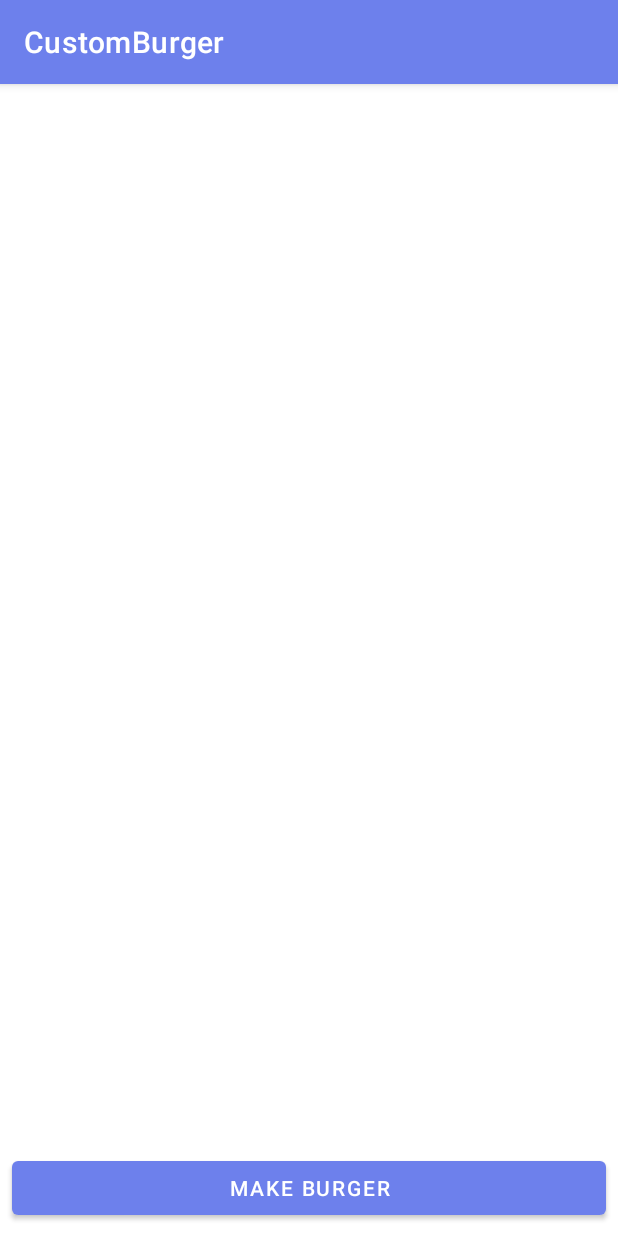
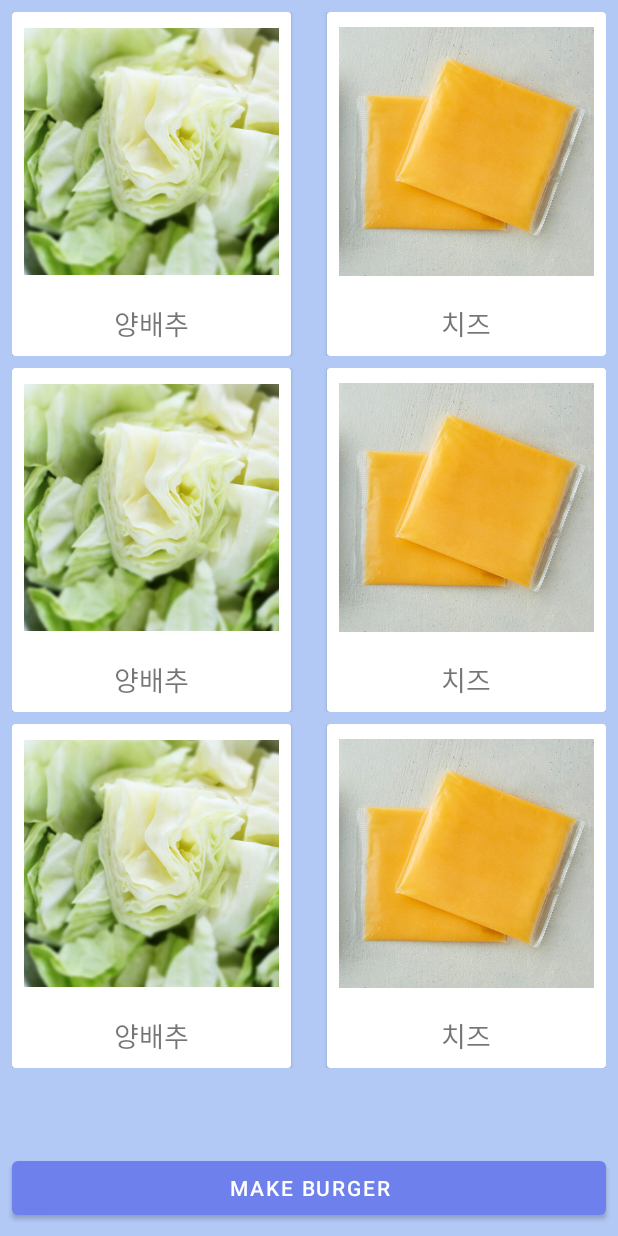
Before and after one commit to Yapp-17th/Study_DesignPattern, an Android app: the screen it shows after launch (AddActivity), on a phone screen of 412 x 824 dp. Run offline under Robolectric (Android 15) with nearby library versions, the phone set to English and light mode, and no system bars; our stand-ins replace data binding.

Commit message:
[Android-113] 버거의 재료를 선택하는 Add 화면 구현

```diff
--- a/kimhyebeen/Mission05/CustomBurger/app/build.gradle
+++ b/kimhyebeen/Mission05/CustomBurger/app/build.gradle
@@ -1,6 +1,7 @@
 plugins {
     id 'com.android.application'
     id 'kotlin-android'
+    id 'kotlin-android-extensions'
 }
 
 android {
@@ -42,9 +43,9 @@ dependencies {
     implementation "org.jetbrains.kotlin:kotlin-stdlib:$kotlin_version"
     implementation 'androidx.core:core-ktx:1.3.2'
     implementation 'androidx.appcompat:appcompat:1.2.0'
-    implementation 'com.google.android.material:material:1.1.0'
+    implementation 'com.google.android.material:material:1.2.1'
     implementation 'androidx.constraintlayout:constraintlayout:2.0.2'
-    testImplementation 'junit:junit:4.+'
+    testImplementation 'junit:junit:4.13.1'
     androidTestImplementation 'androidx.test.ext:junit:1.1.2'
     androidTestImplementation 'androidx.test.espresso:espresso-core:3.3.0'
 }
--- a/kimhyebeen/Mission05/CustomBurger/app/src/main/java/com/khb/customburger/AddActivity.kt
+++ b/kimhyebeen/Mission05/CustomBurger/app/src/main/java/com/khb/customburger/AddActivity.kt
@@ -7,5 +7,6 @@ class AddActivity : AppCompatActivity() {
     override fun onCreate(savedInstanceState: Bundle?) {
         super.onCreate(savedInstanceState)
         setContentView(R.layout.activity_add)
+
     }
 }
--- a/kimhyebeen/Mission05/CustomBurger/app/src/main/res/layout/activity_add.xml
+++ b/kimhyebeen/Mission05/CustomBurger/app/src/main/res/layout/activity_add.xml
@@ -1,9 +1,18 @@
 <?xml version="1.0" encoding="utf-8"?>
+<layout>
+
+    <data>
+        <variable
+            name="burgerVM"
+            type="com.khb.customburger.BurgerViewModel" />
+    </data>
+
     <androidx.constraintlayout.widget.ConstraintLayout xmlns:android="http://schemas.android.com/apk/res/android"
         xmlns:app="http://schemas.android.com/apk/res-auto"
         xmlns:tools="http://schemas.android.com/tools"
         android:layout_width="match_parent"
         android:layout_height="match_parent"
+        android:background="@color/blue_200"
         tools:context=".AddActivity">
 
         <ScrollView
@@ -21,7 +30,17 @@
             <LinearLayout
                 android:layout_width="match_parent"
                 android:layout_height="wrap_content"
-            android:orientation="vertical" />
+                android:orientation="vertical">
+                <include
+                    android:id="@+id/content1"
+                    layout="@layout/item_burger"/>
+                <include
+                    android:id="@+id/content2"
+                    layout="@layout/item_burger" />
+                <include
+                    android:id="@+id/content3"
+                    layout="@layout/item_burger" />
+            </LinearLayout>
         </ScrollView>
 
         <Button
@@ -36,3 +55,5 @@
             app:layout_constraintEnd_toEndOf="parent"
             app:layout_constraintStart_toStartOf="parent" />
     </androidx.constraintlayout.widget.ConstraintLayout>
+
+</layout>
--- /dev/null
+++ b/kimhyebeen/Mission05/CustomBurger/app/src/main/res/layout/item_burger.xml
@@ -0,0 +1,68 @@
+<?xml version="1.0" encoding="utf-8"?>
+<androidx.constraintlayout.widget.ConstraintLayout xmlns:android="http://schemas.android.com/apk/res/android"
+    xmlns:app="http://schemas.android.com/apk/res-auto"
+    android:layout_width="match_parent"
+    android:layout_height="wrap_content"
+    android:layout_marginBottom="8dp">
+
+    <androidx.cardview.widget.CardView
+        android:id="@+id/cardView"
+        android:layout_width="186dp"
+        android:layout_height="wrap_content"
+        app:layout_constraintBottom_toBottomOf="parent"
+        app:layout_constraintStart_toStartOf="parent"
+        app:layout_constraintTop_toTopOf="parent">
+
+        <LinearLayout
+            android:layout_width="match_parent"
+            android:layout_height="wrap_content"
+            android:layout_margin="8dp"
+            android:gravity="center"
+            android:orientation="vertical">
+
+            <ImageView
+                android:id="@+id/contentImageView01"
+                android:layout_width="170dp"
+                android:layout_height="170dp"
+                app:srcCompat="@drawable/cabbage" />
+
+            <TextView
+                android:id="@+id/contentTextView01"
+                android:layout_width="wrap_content"
+                android:layout_height="wrap_content"
+                android:layout_marginTop="16dp"
+                android:text="@string/cabbage"
+                android:textSize="18sp" />
+        </LinearLayout>
+    </androidx.cardview.widget.CardView>
+
+    <androidx.cardview.widget.CardView
+        android:layout_width="186dp"
+        android:layout_height="wrap_content"
+        app:layout_constraintBottom_toBottomOf="parent"
+        app:layout_constraintEnd_toEndOf="parent"
+        app:layout_constraintTop_toTopOf="parent">
+
+        <LinearLayout
+            android:layout_width="match_parent"
+            android:layout_height="wrap_content"
+            android:layout_margin="8dp"
+            android:gravity="center"
+            android:orientation="vertical">
+
+            <ImageView
+                android:id="@+id/contentImageView02"
+                android:layout_width="170dp"
+                android:layout_height="170dp"
+                app:srcCompat="@drawable/cheese" />
+
+            <TextView
+                android:id="@+id/contentTextView02"
+                android:layout_width="wrap_content"
+                android:layout_height="wrap_content"
+                android:layout_marginTop="16dp"
+                android:text="@string/cheese"
+                android:textSize="18sp" />
+        </LinearLayout>
+    </androidx.cardview.widget.CardView>
+</androidx.constraintlayout.widget.ConstraintLayout>
--- a/kimhyebeen/Mission05/CustomBurger/app/src/main/res/values-night/themes.xml
+++ b/kimhyebeen/Mission05/CustomBurger/app/src/main/res/values-night/themes.xml
@@ -1,6 +1,6 @@
 <resources xmlns:tools="http://schemas.android.com/tools">
     <!-- Base application theme. -->
-    <style name="Theme.CustomBurger" parent="Theme.MaterialComponents.DayNight.DarkActionBar">
+    <style name="Theme.CustomBurger" parent="Theme.MaterialComponents.DayNight.NoActionBar">
         <!-- Primary brand color. -->
         <item name="colorPrimary">@color/blue_200</item>
         <item name="colorPrimaryVariant">@color/blue_700</item>
--- a/kimhyebeen/Mission05/CustomBurger/app/src/main/res/values/strings.xml
+++ b/kimhyebeen/Mission05/CustomBurger/app/src/main/res/values/strings.xml
@@ -2,4 +2,10 @@
     <string name="app_name">CustomBurger</string>
 
     <string name="make_button">Make Burger</string>
+    <string name="cabbage">양배추</string>
+    <string name="cheese">치즈</string>
+    <string name="tomato">토마토</string>
+    <string name="shrimp">새우</string>
+    <string name="patty01">고기패티</string>
+    <string name="patty02">치킨패티</string>
 </resources>
--- a/kimhyebeen/Mission05/CustomBurger/app/src/main/res/values/themes.xml
+++ b/kimhyebeen/Mission05/CustomBurger/app/src/main/res/values/themes.xml
@@ -1,6 +1,6 @@
 <resources xmlns:tools="http://schemas.android.com/tools">
     <!-- Base application theme. -->
-    <style name="Theme.CustomBurger" parent="Theme.MaterialComponents.DayNight.DarkActionBar">
+    <style name="Theme.CustomBurger" parent="Theme.MaterialComponents.DayNight.NoActionBar">
         <!-- Primary brand color. -->
         <item name="colorPrimary">@color/blue_500</item>
         <item name="colorPrimaryVariant">@color/blue_700</item>
```
Also changed, not shown: kimhyebeen/Mission05/CustomBurger/app/src/main/res/drawable-v24/cabbage.png (added), kimhyebeen/Mission05/CustomBurger/app/src/main/res/drawable-v24/cheese.png (added), kimhyebeen/Mission05/CustomBurger/app/src/main/res/drawable-v24/patty01.jpg (added), kimhyebeen/Mission05/CustomBurger/app/src/main/res/drawable-v24/patty02.jpg (added), kimhyebeen/Mission05/CustomBurger/app/src/main/res/drawable-v24/shrimp.jpg (added), kimhyebeen/Mission05/CustomBurger/app/src/main/res/drawable-v24/tomato.png (added), kimhyebeen/Mission05/CustomBurger/app/src/main/res/drawable/cabbage.png (added), kimhyebeen/Mission05/CustomBurger/app/src/main/res/drawable/cheese.png (added), kimhyebeen/Mission05/CustomBurger/app/src/main/res/drawable/patty01.jpg (added), kimhyebeen/Mission05/CustomBurger/app/src/main/res/drawable/patty02.jpg (added), kimhyebeen/Mission05/CustomBurger/app/src/main/res/drawable/shrimp.jpg (added), kimhyebeen/Mission05/CustomBurger/app/src/main/res/drawable/tomato.png (added). Lines whose indentation alone changed are shown as unchanged.
